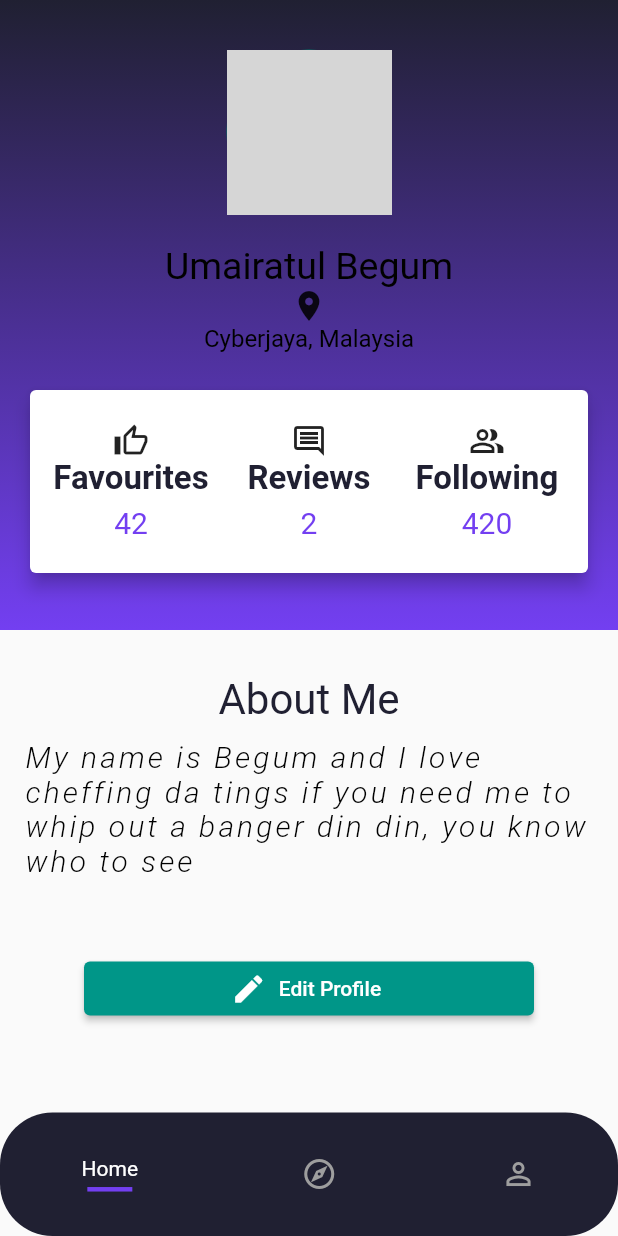
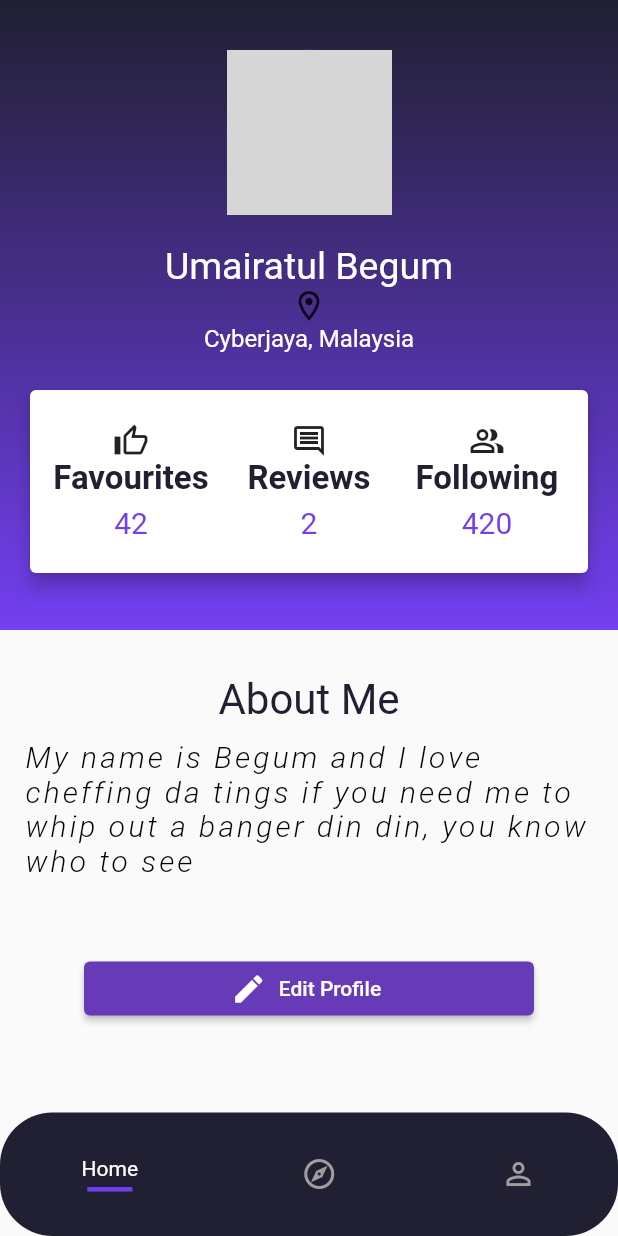
Before and after one commit to umairatl/MobDevProject_GroupE, a Flutter app: the user screen opened by its route, on a phone screen of 412 x 824 dp. Run offline on Flutter 3.47's test engine with Material 2 defaults, Android fonts, the phone set to English and light mode, and no system bars; our stand-ins replace animate_do, bloc, flutter_bloc; missing offline and left inert: flutter_onboarding_screen; network calls fail; grey boxes are pictures that could not be loaded.

Commit message:
ui standardised

```diff
--- a/lib/Presentation/Components/loader.dart
+++ b/lib/Presentation/Components/loader.dart
@@ -19,7 +19,7 @@ class LoadingWidget extends StatelessWidget {
           child: Container(
             width: double.infinity,
             height: double.infinity,
-            color: Colors.green,
+            color: Color.fromARGB(255, 251, 251, 251),
             child: Row(
               mainAxisAlignment: MainAxisAlignment.center,
               children: const [
--- a/lib/Presentation/Screens/Home/homepage.dart
+++ b/lib/Presentation/Screens/Home/homepage.dart
@@ -99,7 +99,7 @@ class _HomepageState extends State<Homepage> {
                   children: const [
                     Text(
                       "Welcome back",
-                      style: TextStyle(color: Colors.grey),
+                      style: TextStyle(color: Colors.white),
                     ),
                     Text(
                       "Begum",
--- a/lib/Presentation/Screens/User/profile_screen.dart
+++ b/lib/Presentation/Screens/User/profile_screen.dart
@@ -45,16 +45,16 @@ class _userState extends State<user> {
                         "Umairatul Begum",
                         style: TextStyle(
                           fontSize: 25.0,
-                          color: Colors.black,
+                          color: Colors.white,
                         ),
                       ),
                       const Icon(
-                        Icons.location_on,
+                        Icons.location_on_outlined,
                       ),
                       const Text(
                         "Cyberjaya, Malaysia",
                         style:
-                            const TextStyle(fontSize: 16, color: Colors.black),
+                            const TextStyle(fontSize: 16, color: Colors.white),
                       ),
                       const SizedBox(
                         height: 20.0,
--- a/lib/main.dart
+++ b/lib/main.dart
@@ -21,7 +21,7 @@ class MyApp extends StatelessWidget {
         title: 'Recipe Apps',
         debugShowCheckedModeBanner: false,
         theme: ThemeData(
-          primarySwatch: Colors.teal,
+          primarySwatch: Colors.deepPurple,
         ),
         home: Onboarding(),
         onGenerateRoute: RouteGenerator().generateRoute,
```
Also changed, not shown: lib/details.dart (+4 -4 lines).
